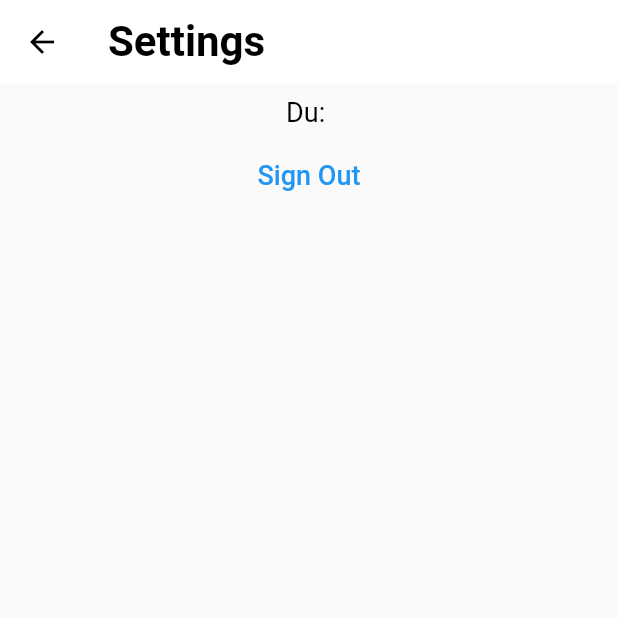
After one commit to motschel123/reso, a Flutter app: the screen it shows once a user with an empty profile is signed in, item 4 of the bottom bar chosen, after a tap on the "settings" icon, on a phone screen of 412 x 824 dp, the top half of it. The commit adds this screen. Run offline on Flutter 3.47's test engine with Material 2 defaults, Android fonts, the phone set to English and light mode, and no system bars; our stand-ins replace cloud_firestore, cloud_functions, firebase_auth, firebase_core, firebase_crashlytics, firebase_database and 3 more; missing offline and left inert: algolia, firebase_image; accounts and stored records are empty.

Commit message:
added settings page and moved some widgets from profile page

```diff
--- a/lib/ui/screens/container/navigation.dart
+++ b/lib/ui/screens/container/navigation.dart
@@ -10,6 +10,7 @@ import 'package:reso/ui/screens/main/main_layout.dart';
 import 'package:reso/ui/screens/main/messaging.dart';
 import 'package:reso/ui/screens/main/profile.dart';
 import 'package:reso/ui/screens/main/search.dart';
+import 'package:reso/ui/screens/settings.dart';
 
 final GlobalKey<NavigatorState> appNavigatorKey = GlobalKey<NavigatorState>();
 
@@ -48,13 +49,21 @@ class _NavigationContainerState extends State<NavigationContainer> {
       ),
       widget: Messaging(),
     ),
-    const _NavigationOption(
+    _NavigationOption(
       title: 'Meine Angebot',
-      bottomNavigationBarItem: BottomNavigationBarItem(
+      bottomNavigationBarItem: const BottomNavigationBarItem(
         icon: Icon(Icons.person),
         label: 'Profil',
       ),
-      widget: Profile(),
+      widget: const Profile(),
+      appBarActions: <Widget>[
+        IconButton(
+            onPressed: () {
+              appNavigatorKey.currentState?.push(MaterialPageRoute<Settings>(
+                  builder: (BuildContext context) => const Settings()));
+            },
+            icon: const Icon(Icons.settings))
+      ],
     ),
   ];
 
@@ -75,6 +84,7 @@ class _NavigationContainerState extends State<NavigationContainer> {
           case '/':
             builder = (BuildContext context) => MainLayout(
                   title: _navOptions[_selectedIndex].title,
+                  actions: _navOptions[_selectedIndex].appBarActions,
                   body: _navOptions[_selectedIndex].widget,
                   bottomNavigationBar: BottomNavigationBar(
                     unselectedItemColor: Theme.of(context).buttonColor,
@@ -118,8 +128,10 @@ class _NavigationOption {
     required this.title,
     required this.bottomNavigationBarItem,
     required this.widget,
+    this.appBarActions,
   });
 
+  final List<Widget>? appBarActions;
   final String title;
   final BottomNavigationBarItem bottomNavigationBarItem;
   final Widget widget;
--- a/lib/ui/screens/main/main_layout.dart
+++ b/lib/ui/screens/main/main_layout.dart
@@ -1,22 +1,34 @@
 import 'package:flutter/material.dart';
+import 'package:reso/ui/screens/create_offer.dart';
 
 class MainLayout extends StatelessWidget {
   const MainLayout(
       {Key? key,
       required this.title,
       required this.body,
+      required this.actions,
       required this.bottomNavigationBar})
       : super(key: key);
 
   final String title;
   final Widget body;
+  final List<Widget>? actions;
   final BottomNavigationBar bottomNavigationBar;
 
   @override
   Widget build(BuildContext context) {
     return Scaffold(
+      floatingActionButton: FloatingActionButton(
+        child: const Icon(Icons.add),
+        backgroundColor: Colors.amber,
+        onPressed: () {
+          Navigator.of(context).push(MaterialPageRoute<CreateOffer>(
+              builder: (BuildContext context) => const CreateOffer()));
+        },
+      ),
       backgroundColor: Colors.white,
       appBar: AppBar(
+        actions: actions,
         elevation: 0,
         backgroundColor: Colors.white,
         title: Align(
@@ -31,4 +43,20 @@ class MainLayout extends StatelessWidget {
       bottomNavigationBar: bottomNavigationBar,
     );
   }
+
+  static AppBar appBar(BuildContext context, String title,
+      {List<Widget>? actions}) {
+    return AppBar(
+      actions: actions,
+      elevation: 0,
+      backgroundColor: Colors.white,
+      title: Align(
+        alignment: Alignment.centerLeft,
+        child: Text(
+          title,
+          style: Theme.of(context).textTheme.headline1,
+        ),
+      ),
+    );
+  }
 }
--- /dev/null
+++ b/lib/ui/screens/settings.dart
@@ -0,0 +1,32 @@
+import 'package:firebase_auth/firebase_auth.dart';
+import 'package:flutter/material.dart';
+import 'package:provider/provider.dart';
+import 'package:reso/business_logic/providers/auth_manager.dart';
+import 'package:reso/ui/screens/main/main_layout.dart';
+
+class Settings extends StatelessWidget {
+  const Settings({Key? key}) : super(key: key);
+
+  @override
+  Widget build(BuildContext context) {
+    return Scaffold(
+        appBar: MainLayout.appBar(context, 'Settings'),
+        body: Column(
+          children: <Widget>[
+            Padding(
+                padding: const EdgeInsets.all(8.0),
+                child: Align(
+                    alignment: Alignment.center,
+                    child: Text(
+                      'Du: ${FirebaseAuth.instance.currentUser!.displayName}',
+                      style: Theme.of(context).textTheme.headline2,
+                    ))),
+            TextButton(
+                onPressed: () {
+                  Provider.of<AuthManager>(context, listen: false).signOut();
+                },
+                child: const Text('Sign Out')),
+          ],
+        ));
+  }
+}
```
Also changed, not shown: lib/ui/screens/main/profile.dart (+1 -20 lines).
